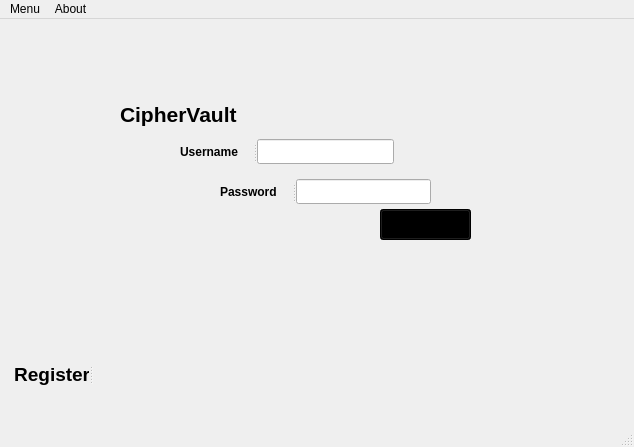
Old version of the form secure_key/key.ui in the repository HemjalCF/ciphervault.
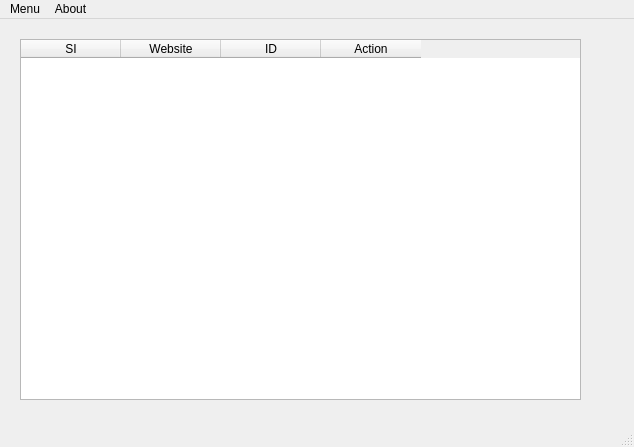
New version of the form. Icons and pictures are not drawn.

Commit message: saving methods for passwords implemented

What changed in the file:
```diff
--- a/secure_key/key.ui
+++ b/secure_key/key.ui
@@ -42,7 +42,7 @@
      <string notr="true"/>
     </property>
     <property name="currentIndex">
-     <number>0</number>
+     <number>3</number>
     </property>
     <widget class="QWidget" name="page">
      <property name="styleSheet">
@@ -627,6 +627,38 @@
       </widget>
      </widget>
     </widget>
+    <widget class="QWidget" name="page_final">
+     <widget class="QTableWidget" name="tableWidget_list_all_passwords">
+      <property name="geometry">
+       <rect>
+        <x>20</x>
+        <y>20</y>
+        <width>561</width>
+        <height>361</height>
+       </rect>
+      </property>
+      <column>
+       <property name="text">
+        <string>SI</string>
+       </property>
+      </column>
+      <column>
+       <property name="text">
+        <string>Website</string>
+       </property>
+      </column>
+      <column>
+       <property name="text">
+        <string>ID</string>
+       </property>
+      </column>
+      <column>
+       <property name="text">
+        <string>Action</string>
+       </property>
+      </column>
+     </widget>
+    </widget>
    </widget>
   </widget>
   <widget class="QMenuBar" name="menubar">
```
The commit also changes 2 other files.
